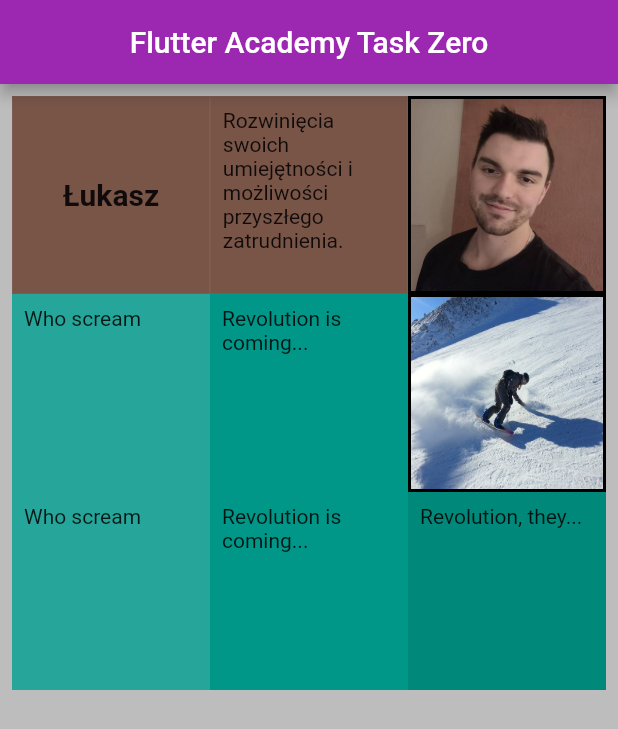
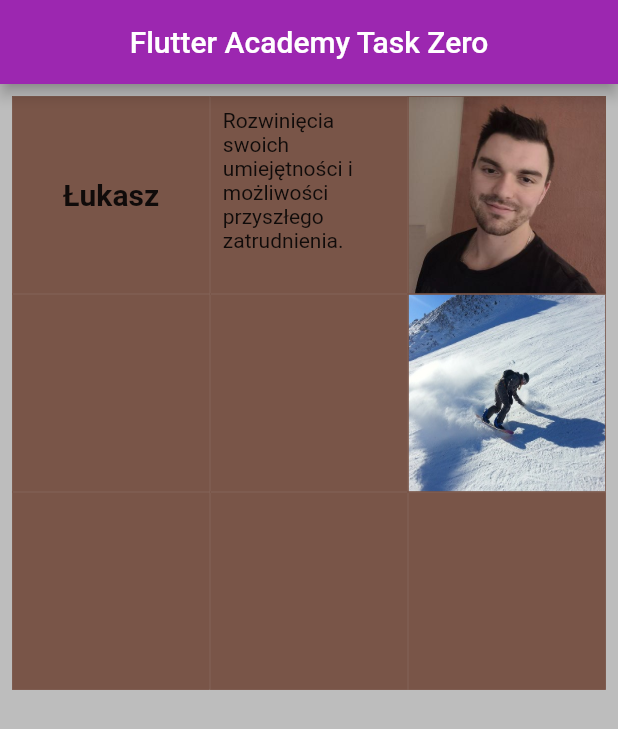
Before and after one commit to LukaszWalencik/lukasz_walencik_flutter_academy_task_zero, a Flutter app: the screen it shows after launch, after a tap on "Łukasz", on a phone screen of 412 x 824 dp. Shown: the top 729 px of the screen. Run offline on Flutter 3.47's test engine with Material 2 defaults, Android fonts, the phone set to English and light mode, and no system bars; our stand-ins replace bloc, flutter_bloc.

Commit message:
Return to Steteless widget and copy decorations and cubit read for all containers

```diff
--- a/lib/features/cubit/pulpit_cubit.dart
+++ b/lib/features/cubit/pulpit_cubit.dart
@@ -23,4 +23,14 @@ class PulpitCubit extends Cubit<PulpitState> {
         borderColor:
             Colors.primaries[Random().nextInt(Colors.primaries.length)]));
   }
+
+  Future<void> mixColors2() async {
+    emit(PulpitState(
+        inkColor: Colors.primaries[Random().nextInt(Colors.primaries.length)],
+        isLoading: false,
+        errorMessage: '',
+        borderWidth: Random().nextDouble() * 5,
+        borderColor:
+            Colors.primaries[Random().nextInt(Colors.primaries.length)]));
+  }
 }
--- a/lib/features/pulpit.dart
+++ b/lib/features/pulpit.dart
@@ -4,26 +4,10 @@ import 'dart:math';
 
 import 'package:lukasz_walencik_flutter_academy_task_zero/features/cubit/pulpit_cubit.dart';
 
-class Pulpit extends StatefulWidget {
+class Pulpit extends StatelessWidget {
   const Pulpit({
     Key? key,
   }) : super(key: key);
-
-  @override
-  State<Pulpit> createState() => _PulpitState();
-}
-
-class _PulpitState extends State<Pulpit> {
-  // List<Color> colors = [Colors.blue, Colors.black, Colors.green];
-
-  var defaultColor = Colors.amber;
-
-  var borderWidth = 1.0;
-  // var tapBorder = Random().nextDouble() * 5;
-
-  // final numbers = <double>[2.0, 3.0, 4.0, 5.0, 6.0, 7.0, 8.0, 9.0];
-
-  var borderColor = Colors.black;
 
   @override
   Widget build(BuildContext context) {
@@ -43,22 +27,16 @@ class _PulpitState extends State<Pulpit> {
                 child: GridView.count(
                   crossAxisCount: 3,
                   children: [
-                    InkWell(
-                      onTap: () {
-                        setState(() {
-                          defaultColor = Colors.primaries[
-                              Random().nextInt(Colors.primaries.length)];
-                          borderWidth = Random().nextDouble() * 5;
-                          borderColor = Colors.primaries[
-                              Random().nextInt(Colors.primaries.length)];
-                        });
-                      },
-                      child: Container(
-                        decoration: BoxDecoration(
-                          color: defaultColor,
-                          border: Border.all(
-                              width: borderWidth, color: borderColor),
-                        ),
+                    Container(
+                      decoration: BoxDecoration(
+                        color: state.inkColor,
+                        border: Border.all(
+                            width: state.borderWidth, color: state.borderColor),
+                      ),
+                      child: InkWell(
+                        onTap: () {
+                          context.read<PulpitCubit>().mixColors();
+                        },
                         child: const Padding(
                           padding: EdgeInsets.all(8.0),
                           child: Center(
@@ -72,28 +50,26 @@ class _PulpitState extends State<Pulpit> {
                     ),
                     Container(
                       decoration: BoxDecoration(
-                        color: defaultColor,
-                        border:
-                            Border.all(width: borderWidth, color: borderColor),
+                        color: state.inkColor,
+                        border: Border.all(
+                            width: state.borderWidth, color: state.borderColor),
                       ),
                       padding: const EdgeInsets.all(8),
                       child: InkWell(
                           onTap: () {
-                            setState(() {
-                              defaultColor = defaultColor;
-                              borderWidth = Random().nextDouble() * 5;
-                              ;
-                              borderColor = Colors.primaries[
-                                  Random().nextInt(Colors.primaries.length)];
-                            });
+                            context.read<PulpitCubit>().mixColors2();
                           },
                           child: const Text(
                               'Rozwinięcia swoich umiejętności i możliwości przyszłego zatrudnienia.')),
                     ),
                     Container(
+                      child: InkWell(onTap: () {
+                        context.read<PulpitCubit>().mixColors();
+                      }),
                       padding: const EdgeInsets.all(8),
                       decoration: BoxDecoration(
-                        border: Border.all(width: 2, color: Colors.black),
+                        border: Border.all(
+                            width: state.borderWidth, color: state.borderColor),
                         image: DecorationImage(
                           image: AssetImage("images/Foto.jpg"),
                           fit: BoxFit.fill,
@@ -104,19 +80,41 @@ class _PulpitState extends State<Pulpit> {
                       // color: Colors.teal[300],
                     ),
                     Container(
+                      decoration: BoxDecoration(
+                        color: state.inkColor,
+                        border: Border.all(
+                            width: state.borderWidth, color: state.borderColor),
+                      ),
                       padding: const EdgeInsets.all(8),
-                      child: const Text('Who scream'),
-                      color: Colors.teal[400],
+                      child: InkWell(
+                        onTap: () {
+                          context.read<PulpitCubit>().mixColors2();
+                        },
+                      ),
+                    ),
+                    Container(
+                      decoration: BoxDecoration(
+                        color: state.inkColor,
+                        border: Border.all(
+                            width: state.borderWidth, color: state.borderColor),
+                      ),
+                      padding: const EdgeInsets.all(8),
+                      child: InkWell(
+                        onTap: () {
+                          context.read<PulpitCubit>().mixColors2();
+                        },
+                      ),
                     ),
                     Container(
                       padding: const EdgeInsets.all(8),
-                      child: const Text('Revolution is coming...'),
-                      color: Colors.teal[500],
-                    ),
-                    Container(
-                      padding: const EdgeInsets.all(8),
+                      child: InkWell(
+                        onTap: () {
+                          context.read<PulpitCubit>().mixColors2();
+                        },
+                      ),
                       decoration: BoxDecoration(
-                        border: Border.all(width: 2, color: Colors.black),
+                        border: Border.all(
+                            width: state.borderWidth, color: state.borderColor),
                         image: DecorationImage(
                           image: AssetImage("images/snowboard.jpg"),
                           fit: BoxFit.fill,
@@ -124,19 +122,43 @@ class _PulpitState extends State<Pulpit> {
                       ),
                     ),
                     Container(
+                      decoration: BoxDecoration(
+                        color: state.inkColor,
+                        border: Border.all(
+                            width: state.borderWidth, color: state.borderColor),
+                      ),
                       padding: const EdgeInsets.all(8),
-                      child: const Text('Who scream'),
-                      color: Colors.teal[400],
+                      child: InkWell(
+                        onTap: () {
+                          context.read<PulpitCubit>().mixColors2();
+                        },
+                      ),
                     ),
                     Container(
+                      decoration: BoxDecoration(
+                        color: state.inkColor,
+                        border: Border.all(
+                            width: state.borderWidth, color: state.borderColor),
+                      ),
                       padding: const EdgeInsets.all(8),
-                      child: const Text('Revolution is coming...'),
-                      color: Colors.teal[500],
+                      child: InkWell(
+                        onTap: () {
+                          context.read<PulpitCubit>().mixColors2();
+                        },
+                      ),
                     ),
                     Container(
+                      decoration: BoxDecoration(
+                        color: state.inkColor,
+                        border: Border.all(
+                            width: state.borderWidth, color: state.borderColor),
+                      ),
                       padding: const EdgeInsets.all(8),
-                      child: const Text('Revolution, they...'),
-                      color: Colors.teal[600],
+                      child: InkWell(
+                        onTap: () {
+                          context.read<PulpitCubit>().mixColors2();
+                        },
+                      ),
                     ),
                   ],
                   // children: [],
```
